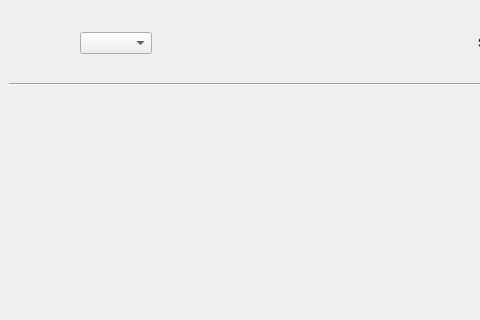
RadekChy25/ChewSense, file views/main_window.ui: the form before one commit; both pictures show x 0 to 480 and y 0 to 320 of the 897 by 649 pixel window.
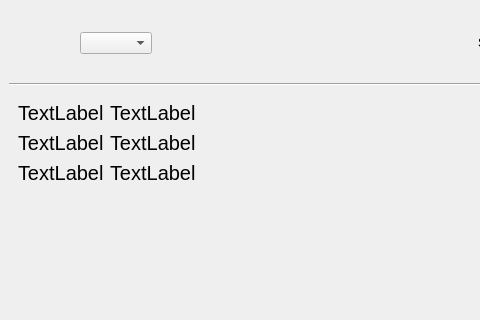
The form after the commit. The open tabs and pages were chosen to show the change. Icons and pictures are not drawn.

Commit message: Refactoring and working stacked widget

Patch:
```diff
--- a/views/main_window.ui
+++ b/views/main_window.ui
@@ -321,7 +321,232 @@
         </item>
        </layout>
       </widget>
-      <widget class="QWidget" name="page_2"/>
+      <widget class="QWidget" name="data_page_widget">
+       <layout class="QGridLayout" name="gridLayout_7">
+        <item row="0" column="0">
+         <layout class="QGridLayout" name="gridLayout_6">
+          <item row="0" column="1">
+           <widget class="QLabel" name="label_7">
+            <property name="font">
+             <font>
+              <pointsize>15</pointsize>
+             </font>
+            </property>
+            <property name="text">
+             <string>TextLabel</string>
+            </property>
+            <property name="margin">
+             <number>8</number>
+            </property>
+           </widget>
+          </item>
+          <item row="1" column="1">
+           <widget class="QLabel" name="label_8">
+            <property name="font">
+             <font>
+              <pointsize>15</pointsize>
+             </font>
+            </property>
+            <property name="text">
+             <string>TextLabel</string>
+            </property>
+            <property name="margin">
+             <number>8</number>
+            </property>
+           </widget>
+          </item>
+          <item row="1" column="0">
+           <widget class="QLabel" name="label_5">
+            <property name="font">
+             <font>
+              <pointsize>15</pointsize>
+             </font>
+            </property>
+            <property name="text">
+             <string>TextLabel</string>
+            </property>
+            <property name="margin">
+             <number>8</number>
+            </property>
+           </widget>
+          </item>
+          <item row="0" column="0">
+           <widget class="QLabel" name="label_4">
+            <property name="font">
+             <font>
+              <pointsize>15</pointsize>
+             </font>
+            </property>
+            <property name="text">
+             <string>TextLabel</string>
+            </property>
+            <property name="margin">
+             <number>8</number>
+            </property>
+           </widget>
+          </item>
+          <item row="2" column="0">
+           <widget class="QLabel" name="label_6">
+            <property name="font">
+             <font>
+              <pointsize>15</pointsize>
+             </font>
+            </property>
+            <property name="text">
+             <string>TextLabel</string>
+            </property>
+            <property name="margin">
+             <number>8</number>
+            </property>
+           </widget>
+          </item>
+          <item row="2" column="1">
+           <widget class="QLabel" name="label_9">
+            <property name="font">
+             <font>
+              <pointsize>15</pointsize>
+             </font>
+            </property>
+            <property name="text">
+             <string>TextLabel</string>
+            </property>
+            <property name="margin">
+             <number>8</number>
+            </property>
+           </widget>
+          </item>
+          <item row="3" column="0" colspan="3">
+           <spacer name="verticalSpacer">
+            <property name="orientation">
+             <enum>Qt::Vertical</enum>
+            </property>
+            <property name="sizeHint" stdset="0">
+             <size>
+              <width>20</width>
+              <height>30</height>
+             </size>
+            </property>
+           </spacer>
+          </item>
+          <item row="0" column="2" rowspan="3">
+           <spacer name="horizontalSpacer_2">
+            <property name="orientation">
+             <enum>Qt::Horizontal</enum>
+            </property>
+            <property name="sizeHint" stdset="0">
+             <size>
+              <width>40</width>
+              <height>20</height>
+             </size>
+            </property>
+           </spacer>
+          </item>
+         </layout>
+        </item>
+       </layout>
+      </widget>
+      <widget class="QWidget" name="page">
+       <layout class="QGridLayout" name="gridLayout_9">
+        <item row="0" column="0">
+         <layout class="QGridLayout" name="gridLayout_8">
+          <item row="1" column="0">
+           <widget class="QLabel" name="label_11">
+            <property name="font">
+             <font>
+              <pointsize>15</pointsize>
+             </font>
+            </property>
+            <property name="text">
+             <string>Session</string>
+            </property>
+            <property name="margin">
+             <number>8</number>
+            </property>
+           </widget>
+          </item>
+          <item row="1" column="1">
+           <widget class="QPushButton" name="pushButton_2">
+            <property name="font">
+             <font>
+              <pointsize>15</pointsize>
+             </font>
+            </property>
+            <property name="text">
+             <string>Download</string>
+            </property>
+           </widget>
+          </item>
+          <item row="2" column="0">
+           <widget class="QLabel" name="label_12">
+            <property name="font">
+             <font>
+              <pointsize>15</pointsize>
+             </font>
+            </property>
+            <property name="text">
+             <string>Session</string>
+            </property>
+            <property name="margin">
+             <number>8</number>
+            </property>
+           </widget>
+          </item>
+          <item row="0" column="0">
+           <widget class="QLabel" name="label_10">
+            <property name="font">
+             <font>
+              <pointsize>15</pointsize>
+             </font>
+            </property>
+            <property name="text">
+             <string>Session</string>
+            </property>
+            <property name="margin">
+             <number>8</number>
+            </property>
+           </widget>
+          </item>
+          <item row="0" column="1">
+           <widget class="QPushButton" name="pushButton">
+            <property name="font">
+             <font>
+              <pointsize>15</pointsize>
+             </font>
+            </property>
+            <property name="text">
+             <string>Download</string>
+            </property>
+           </widget>
+          </item>
+          <item row="2" column="1">
+           <widget class="QPushButton" name="pushButton_3">
+            <property name="font">
+             <font>
+              <pointsize>15</pointsize>
+             </font>
+            </property>
+            <property name="text">
+             <string>Download</string>
+            </property>
+           </widget>
+          </item>
+          <item row="3" column="0" colspan="2">
+           <spacer name="verticalSpacer_2">
+            <property name="orientation">
+             <enum>Qt::Vertical</enum>
+            </property>
+            <property name="sizeHint" stdset="0">
+             <size>
+              <width>20</width>
+              <height>40</height>
+             </size>
+            </property>
+           </spacer>
+          </item>
+         </layout>
+        </item>
+       </layout>
+      </widget>
      </widget>
     </item>
    </layout>
```
Left out of the diff: 25 changed lines with no effect on the pictures. The commit also changes 6 other files.
